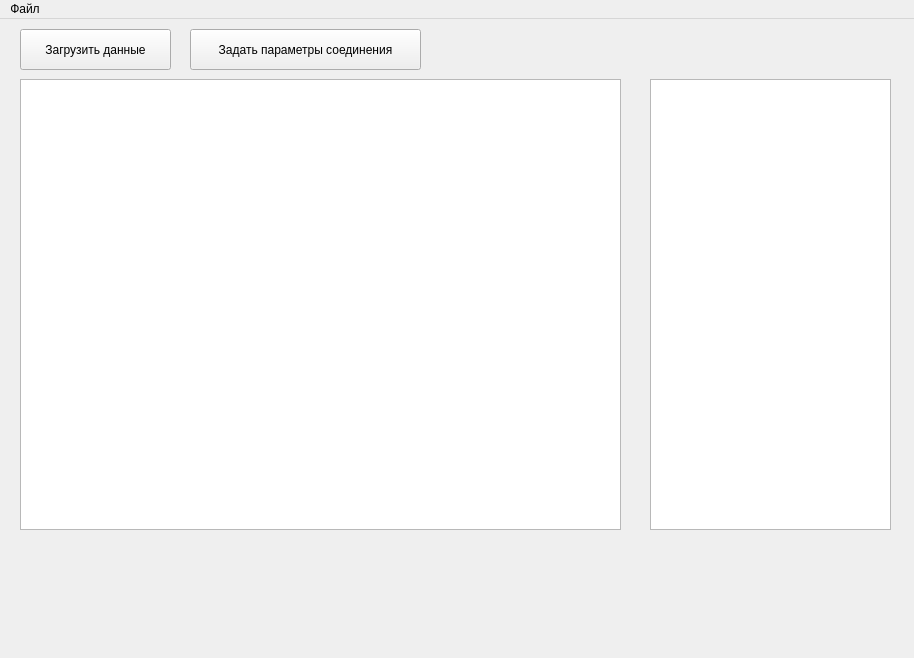
First picture: the form in mainwindow.ui, repository IrenPischulina/TestServer, before the edit.
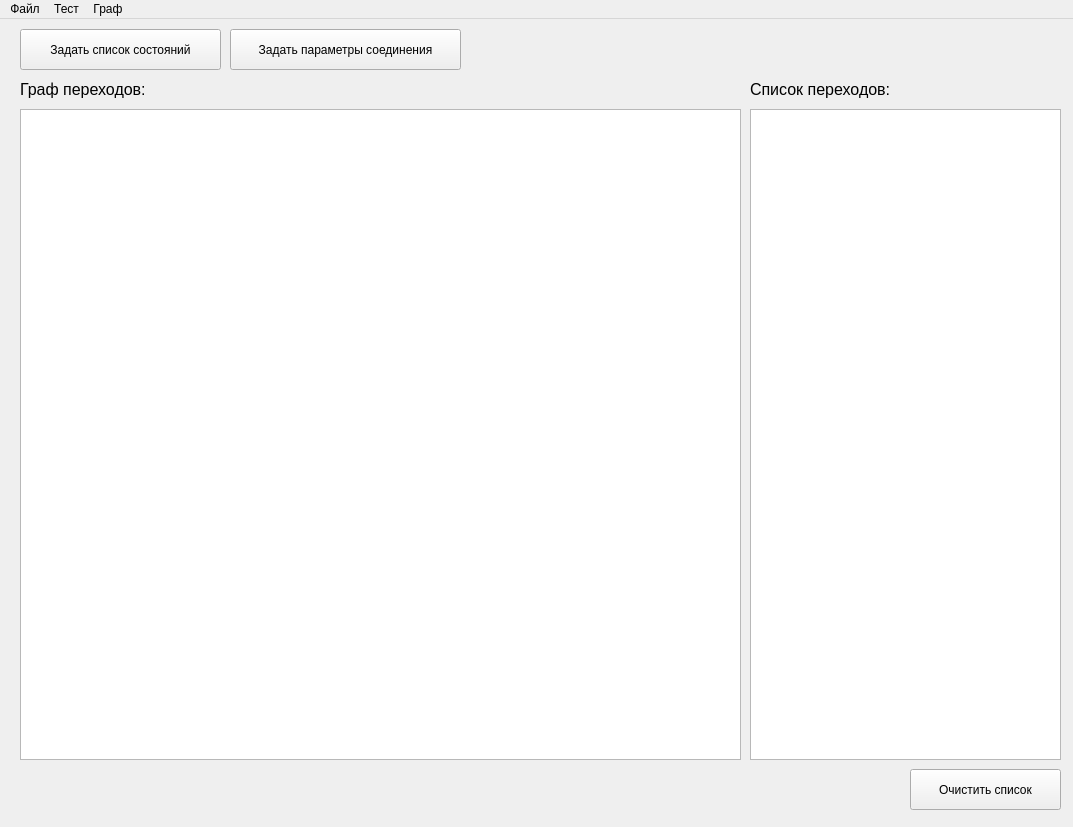
Second picture: the form after the edit.

The edit to the form file:
```diff
--- a/mainwindow.ui
+++ b/mainwindow.ui
@@ -6,8 +6,8 @@
    <rect>
     <x>0</x>
     <y>0</y>
-    <width>914</width>
-    <height>658</height>
+    <width>1073</width>
+    <height>827</height>
    </rect>
   </property>
   <property name="windowTitle">
@@ -19,38 +19,38 @@
      <rect>
       <x>20</x>
       <y>10</y>
-      <width>151</width>
+      <width>201</width>
       <height>41</height>
      </rect>
     </property>
     <property name="text">
-     <string>Загрузить данные</string>
+     <string>Задать список состояний</string>
     </property>
    </widget>
    <widget class="QGraphicsView" name="graphicsView">
     <property name="geometry">
      <rect>
       <x>20</x>
-      <y>60</y>
-      <width>601</width>
-      <height>451</height>
+      <y>90</y>
+      <width>721</width>
+      <height>651</height>
      </rect>
     </property>
    </widget>
    <widget class="QTextEdit" name="textEdit">
     <property name="geometry">
      <rect>
-      <x>650</x>
-      <y>60</y>
-      <width>241</width>
-      <height>451</height>
+      <x>750</x>
+      <y>90</y>
+      <width>311</width>
+      <height>651</height>
      </rect>
     </property>
    </widget>
    <widget class="QPushButton" name="setIPButton">
     <property name="geometry">
      <rect>
-      <x>190</x>
+      <x>230</x>
       <y>10</y>
       <width>231</width>
       <height>41</height>
@@ -60,13 +60,62 @@
      <string>Задать параметры соединения</string>
     </property>
    </widget>
+   <widget class="QLabel" name="label">
+    <property name="geometry">
+     <rect>
+      <x>20</x>
+      <y>60</y>
+      <width>141</width>
+      <height>21</height>
+     </rect>
+    </property>
+    <property name="font">
+     <font>
+      <pointsize>12</pointsize>
+     </font>
+    </property>
+    <property name="text">
+     <string>Граф переходов:</string>
+    </property>
+   </widget>
+   <widget class="QLabel" name="label_2">
+    <property name="geometry">
+     <rect>
+      <x>750</x>
+      <y>60</y>
+      <width>161</width>
+      <height>21</height>
+     </rect>
+    </property>
+    <property name="font">
+     <font>
+      <pointsize>12</pointsize>
+     </font>
+    </property>
+    <property name="text">
+     <string>Список переходов:</string>
+    </property>
+   </widget>
+   <widget class="QPushButton" name="clearListButton">
+    <property name="geometry">
+     <rect>
+      <x>910</x>
+      <y>750</y>
+      <width>151</width>
+      <height>41</height>
+     </rect>
+    </property>
+    <property name="text">
+     <string>Очистить список</string>
+    </property>
+   </widget>
   </widget>
   <widget class="QMenuBar" name="menuBar">
    <property name="geometry">
     <rect>
      <x>0</x>
      <y>0</y>
-     <width>914</width>
+     <width>1073</width>
      <height>25</height>
     </rect>
    </property>
@@ -74,8 +123,28 @@
     <property name="title">
      <string>Файл</string>
     </property>
+    <addaction name="separator"/>
+    <addaction name="action_8"/>
+    <addaction name="action_9"/>
+    <addaction name="action_10"/>
+    <addaction name="separator"/>
+    <addaction name="action_11"/>
+   </widget>
+   <widget class="QMenu" name="menu_2">
+    <property name="title">
+     <string>Тест</string>
+    </property>
+    <addaction name="action_2"/>
+   </widget>
+   <widget class="QMenu" name="menu_3">
+    <property name="title">
+     <string>Граф</string>
+    </property>
+    <addaction name="action_13"/>
    </widget>
    <addaction name="menu"/>
+   <addaction name="menu_2"/>
+   <addaction name="menu_3"/>
   </widget>
  </widget>
  <layoutdefault spacing="6" margin="11"/>
```
Left out of the diff: 57 changed lines with no effect on the pictures.
